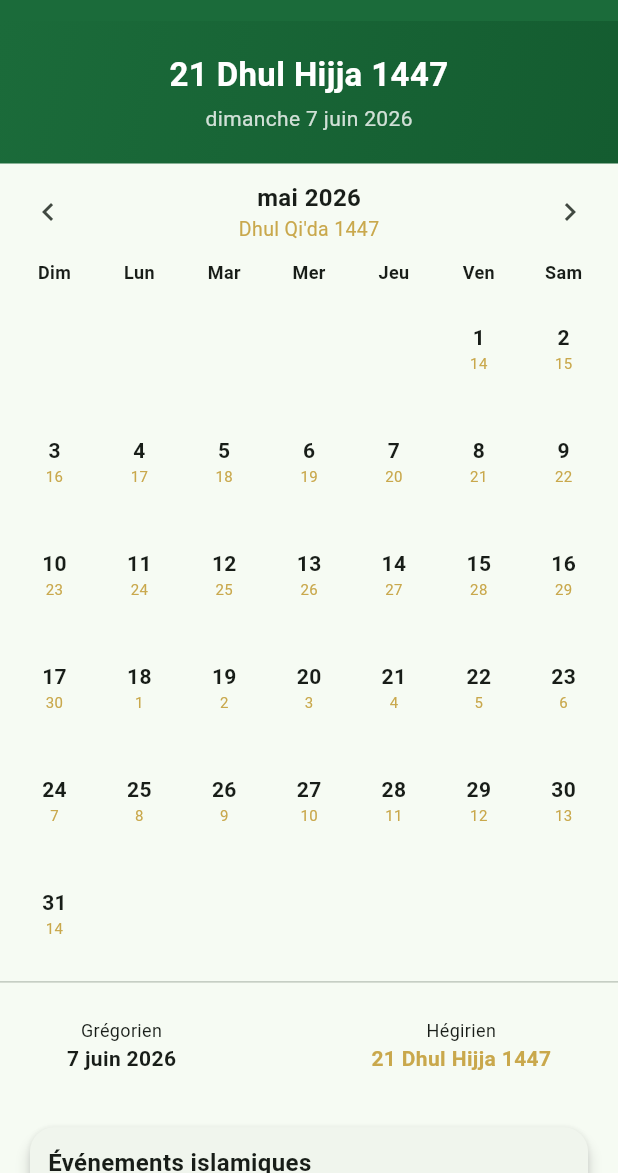
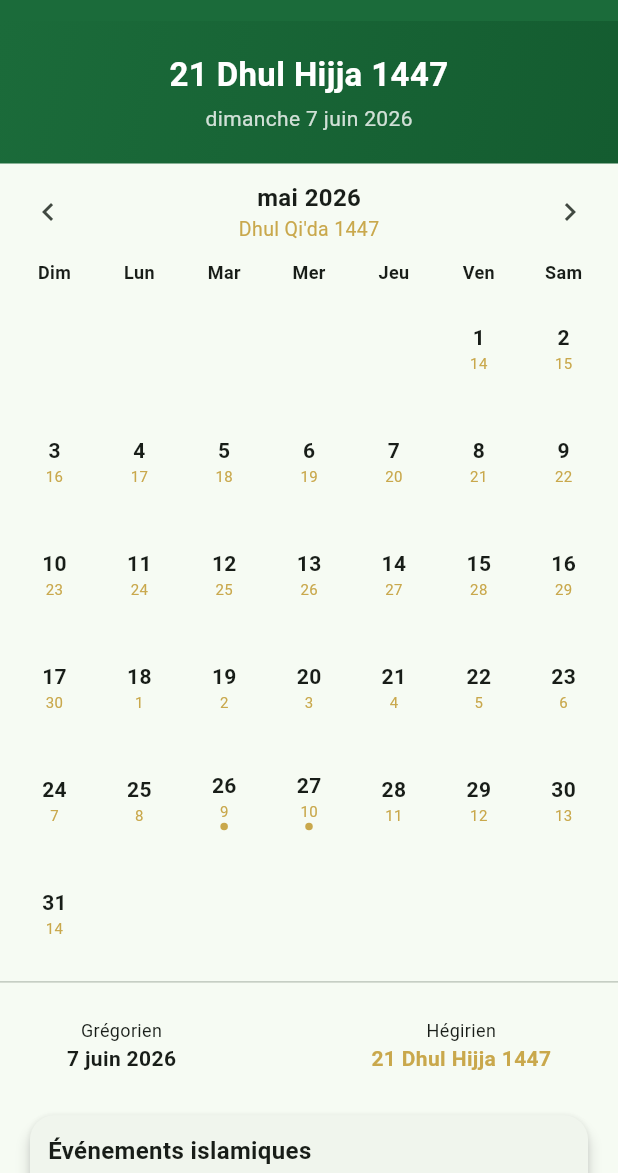
Before and after one commit to Curry-976/salah, a Flutter app: the CalendarScreen screen opened directly, after a tap on the "chevron left" icon, on a phone screen of 412 x 824 dp, the part 63-1236 px from its top. Run offline on Flutter 3.47's test engine with Material 3 defaults, Android fonts, the phone set to English and light mode, and no system bars; our stand-ins replace adhan, flutter_compass, flutter_local_notifications, flutter_map, geocoding, geolocator and 3 more; missing offline and left inert: flutter_qiblah; accounts and stored records are empty; network calls fail.

Commit message:
fix: calendrier scrollable + dates evenements calcules, reglages sans doublon + coords GPS reelles

```diff
--- a/lib/screens/calendar_screen.dart
+++ b/lib/screens/calendar_screen.dart
@@ -21,8 +21,7 @@ class _CalendarScreenState extends State<CalendarScreen> {
     _selectedDay = DateTime.now();
   }
 
-  HijriDate _toHijri(DateTime date) =>
-      HijriDate.fromGregorian(date);
+  HijriDate _toHijri(DateTime date) => HijriDate.fromGregorian(date);
 
   @override
   Widget build(BuildContext context) {
@@ -30,10 +29,9 @@ class _CalendarScreenState extends State<CalendarScreen> {
     final hijriSelected = _toHijri(_selectedDay);
 
     return Scaffold(
-      appBar: AppBar(
-        title: const Text('Calendrier Hégirien'),
-      ),
-      body: Column(
+      appBar: AppBar(title: const Text('Calendrier Hégirien')),
+      body: SingleChildScrollView(
+        child: Column(
           children: [
             _HijriHeader(hijri: hijriToday),
             _MonthNavigator(
@@ -51,9 +49,11 @@ class _CalendarScreenState extends State<CalendarScreen> {
             ),
             const Divider(),
             _SelectedDayInfo(gregorian: _selectedDay, hijri: hijriSelected),
-          const SizedBox(height: 16),
+            const SizedBox(height: 8),
             const _IslamicEventsCard(),
+            const SizedBox(height: 24),
           ],
+        ),
       ),
     );
   }
@@ -127,9 +127,7 @@ class _MonthNavigator extends StatelessWidget {
               ),
               Text(
                 hijri.formatMonthYear(),
-                style: TextStyle(
-                    color: AppColors.gold,
-                    fontSize: 13),
+                style: const TextStyle(color: AppColors.gold, fontSize: 13),
               ),
             ],
           ),
@@ -156,9 +154,8 @@ class _CalendarGrid extends StatelessWidget {
   @override
   Widget build(BuildContext context) {
     final firstDay = DateTime(focusedDay.year, focusedDay.month, 1);
-    final daysInMonth =
-        DateTime(focusedDay.year, focusedDay.month + 1, 0).day;
-    final startWeekday = (firstDay.weekday % 7); // Sunday = 0
+    final daysInMonth = DateTime(focusedDay.year, focusedDay.month + 1, 0).day;
+    final startWeekday = firstDay.weekday % 7; // Sunday = 0
 
     final weekdays = ['Dim', 'Lun', 'Mar', 'Mer', 'Jeu', 'Ven', 'Sam'];
 
@@ -197,6 +194,9 @@ class _CalendarGrid extends StatelessWidget {
               final isToday = day.day == DateTime.now().day &&
                   day.month == DateTime.now().month &&
                   day.year == DateTime.now().year;
+              final hasEvent = _islamicEventDays.any(
+                (e) => e.$1 == hijri.month && e.$2 == hijri.day,
+              );
 
               return GestureDetector(
                 onTap: () => onDaySelected(day),
@@ -232,6 +232,16 @@ class _CalendarGrid extends StatelessWidget {
                               : AppColors.gold,
                         ),
                       ),
+                      if (hasEvent)
+                        Container(
+                          width: 5,
+                          height: 5,
+                          margin: const EdgeInsets.only(top: 1),
+                          decoration: BoxDecoration(
+                            color: isSelected ? Colors.white : AppColors.gold,
+                            shape: BoxShape.circle,
+                          ),
+                        ),
                     ],
                   ),
                 ),
@@ -242,6 +252,13 @@ class _CalendarGrid extends StatelessWidget {
       ),
     );
   }
+
+  // (month, day) pairs for Islamic event markers
+  static const _islamicEventDays = [
+    (1, 1), (1, 10), (3, 12), (7, 27),
+    (8, 15), (9, 1), (9, 27), (10, 1),
+    (12, 9), (12, 10),
+  ];
 }
 
 class _SelectedDayInfo extends StatelessWidget {
@@ -286,21 +303,39 @@ class _SelectedDayInfo extends StatelessWidget {
 class _IslamicEventsCard extends StatelessWidget {
   const _IslamicEventsCard();
 
-  static const _events = [
-    ('1 Muharram', 'Nouvel an hégirien'),
-    ('10 Muharram', 'Achoura'),
-    ('12 Rabi al-Awwal', 'Mawlid an-Nabawi'),
-    ('27 Rajab', 'Laylat al-Miraj'),
-    ('15 Shaaban', 'Laylat al-Baraat'),
-    ('1 Ramadan', 'Début du Ramadan'),
-    ('27 Ramadan', 'Laylat al-Qadr (estimée)'),
-    ('1 Chawwal', 'Aïd el-Fitr'),
-    ('9 Dhul Hijja', 'Jour d\'Arafat'),
-    ('10 Dhul Hijja', 'Aïd el-Adha'),
+  // (hijriMonth, hijriDay, name)
+  static const _defs = [
+    (1,  1,  'Nouvel an hégirien'),
+    (1,  10, 'Achoura'),
+    (3,  12, 'Mawlid an-Nabawi'),
+    (7,  27, 'Laylat al-Miraj'),
+    (8,  15, "Laylat al-Baraat"),
+    (9,  1,  'Début du Ramadan'),
+    (9,  27, 'Laylat al-Qadr (estimée)'),
+    (10, 1,  'Aïd el-Fitr'),
+    (12, 9,  "Jour d'Arafat"),
+    (12, 10, 'Aïd el-Adha'),
   ];
 
   @override
   Widget build(BuildContext context) {
+    final now = DateTime.now();
+    final hijriYear = HijriDate.fromGregorian(now).year;
+    final fmt = DateFormat('d MMM yyyy', 'fr_FR');
+
+    // Compute Gregorian date for each event; if already past, use next hijri year
+    final events = _defs.map((def) {
+      final (hm, hd, name) = def;
+      var greg = HijriDate(hijriYear, hm, hd).toGregorian();
+      var hy = hijriYear;
+      if (greg.isBefore(DateTime(now.year, now.month, now.day))) {
+        hy = hijriYear + 1;
+        greg = HijriDate(hy, hm, hd).toGregorian();
+      }
+      return (name: name, hijri: HijriDate(hy, hm, hd), greg: greg);
+    }).toList()
+      ..sort((a, b) => a.greg.compareTo(b.greg));
+
     return Padding(
       padding: const EdgeInsets.symmetric(horizontal: 16),
       child: Card(
@@ -315,13 +350,19 @@ class _IslamicEventsCard extends StatelessWidget {
               ),
             ),
             const Divider(height: 1),
-            for (final (date, name) in _events)
+            for (final e in events)
               ListTile(
                 dense: true,
                 leading: const Icon(Icons.star, color: AppColors.gold, size: 18),
-                title: Text(name),
-                trailing: Text(date,
-                    style: const TextStyle(color: AppColors.gold, fontSize: 12)),
+                title: Text(e.name),
+                subtitle: Text(
+                  e.hijri.format(),
+                  style: const TextStyle(fontSize: 11, color: AppColors.gold),
+                ),
+                trailing: Text(
+                  fmt.format(e.greg),
+                  style: TextStyle(color: Colors.grey[600], fontSize: 12),
+                ),
               ),
           ],
         ),
--- a/lib/screens/settings_screen.dart
+++ b/lib/screens/settings_screen.dart
@@ -2,6 +2,7 @@ import 'package:flutter/material.dart';
 import 'package:provider/provider.dart';
 import 'package:adhan/adhan.dart';
 import '../services/prayer_service.dart';
+import '../services/location_service.dart';
 import '../models/prayer_model.dart';
 import '../utils/theme.dart';
 
@@ -18,7 +19,7 @@ class SettingsScreen extends StatelessWidget {
       body: ListView(
         padding: const EdgeInsets.all(16),
         children: [
-          _MayotteInfoCard(),
+          const _LocationInfoCard(),
           const SizedBox(height: 16),
           _SectionHeader('Calcul des horaires'),
           Card(
@@ -34,7 +35,9 @@ class SettingsScreen extends StatelessWidget {
                 ListTile(
                   title: const Text('École juridique (Asr)'),
                   subtitle: Text(
-                      settings.madhab == Madhab.hanafi ? 'Hanafi' : "Shafi'i / Maliki / Hanbali"),
+                      settings.madhab == Madhab.hanafi
+                          ? 'Hanafi'
+                          : "Shafi'i / Maliki / Hanbali"),
                   trailing: Switch(
                     value: settings.madhab == Madhab.hanafi,
                     activeColor: AppColors.green,
@@ -57,31 +60,9 @@ class SettingsScreen extends StatelessWidget {
               value: settings.notificationsEnabled,
               activeColor: AppColors.green,
               onChanged: (val) {
-                prayers.updateSettings(settings.copyWith(notificationsEnabled: val));
+                prayers.updateSettings(
+                    settings.copyWith(notificationsEnabled: val));
               },
-            ),
-          ),
-          const SizedBox(height: 16),
-          _SectionHeader('Méthodes disponibles'),
-          Card(
-            child: Column(
-              children: CalculationMethod.values
-                  .where((m) => m != CalculationMethod.other)
-                  .map((m) => ListTile(
-                        dense: true,
-                        title: Text(_methodName(m)),
-                        leading: Radio<CalculationMethod>(
-                          value: m,
-                          groupValue: settings.method,
-                          activeColor: AppColors.green,
-                          onChanged: (val) {
-                            if (val != null) {
-                              prayers.updateSettings(settings.copyWith(method: val));
-                            }
-                          },
-                        ),
-                      ))
-                  .toList(),
             ),
           ),
         ],
@@ -89,35 +70,22 @@ class SettingsScreen extends StatelessWidget {
     );
   }
 
-  String _methodName(CalculationMethod method) {
-    switch (method) {
-      case CalculationMethod.muslim_world_league:
-        return 'Ligue Mondiale Musulmane';
-      case CalculationMethod.egyptian:
-        return 'Autorité Générale Égyptienne';
-      case CalculationMethod.karachi:
-        return 'Université des Sciences Islamiques, Karachi';
-      case CalculationMethod.umm_al_qura:
-        return 'Umm Al-Qura, Mecque';
-      case CalculationMethod.dubai:
-        return 'Dubai';
-      case CalculationMethod.moon_sighting_committee:
-        return 'Comité de vision de la lune';
-      case CalculationMethod.north_america:
-        return 'Amérique du Nord (ISNA)';
-      case CalculationMethod.kuwait:
-        return 'Koweït';
-      case CalculationMethod.qatar:
-        return 'Qatar';
-      case CalculationMethod.singapore:
-        return 'Singapour';
-      case CalculationMethod.turkey:
-        return 'Turquie';
-      case CalculationMethod.tehran:
-        return 'Téhéran';
-      default:
-        return method.name;
-    }
+  static String _methodName(CalculationMethod method) {
+    const names = {
+      CalculationMethod.muslim_world_league: 'Ligue Mondiale Musulmane',
+      CalculationMethod.egyptian: 'Autorité Générale Égyptienne',
+      CalculationMethod.karachi: 'Université des Sciences Islamiques, Karachi',
+      CalculationMethod.umm_al_qura: 'Umm Al-Qura, Mecque',
+      CalculationMethod.dubai: 'Dubaï',
+      CalculationMethod.moon_sighting_committee: 'Comité de vision de la lune',
+      CalculationMethod.north_america: 'Amérique du Nord (ISNA)',
+      CalculationMethod.kuwait: 'Koweït',
+      CalculationMethod.qatar: 'Qatar',
+      CalculationMethod.singapore: 'Singapour',
+      CalculationMethod.turkey: 'Turquie',
+      CalculationMethod.tehran: 'Téhéran',
+    };
+    return names[method] ?? method.name;
   }
 
   void _showMethodPicker(BuildContext context, PrayerService prayers) {
@@ -128,9 +96,23 @@ class SettingsScreen extends StatelessWidget {
   }
 }
 
-class _MayotteInfoCard extends StatelessWidget {
+class _LocationInfoCard extends StatelessWidget {
+  const _LocationInfoCard();
+
   @override
   Widget build(BuildContext context) {
+    final location = context.watch<LocationService>();
+    final isGps = !location.isUsingFallback && location.hasLocation;
+
+    final title = isGps
+        ? (location.cityName.isNotEmpty ? location.cityName : 'Position GPS')
+        : 'Mayotte — Mamoudzou';
+
+    final subtitle = location.hasLocation
+        ? 'Lat. ${location.latitude!.toStringAsFixed(4)}° · '
+          'Long. ${location.longitude!.toStringAsFixed(4)}° · UTC+3'
+        : 'Lat. -12.7806° · Long. 45.2278° · UTC+3';
+
     return Card(
       color: AppColors.green.withOpacity(0.1),
       child: Padding(
@@ -143,15 +125,26 @@ class _MayotteInfoCard extends StatelessWidget {
               child: Column(
                 crossAxisAlignment: CrossAxisAlignment.start,
                 children: [
-                  const Text(
-                    'Mayotte — Mamoudzou',
-                    style: TextStyle(
-                      fontWeight: FontWeight.bold,
-                      color: AppColors.green,
-                    ),
+                  Row(
+                    children: [
+                      Expanded(
+                        child: Text(
+                          title,
+                          style: const TextStyle(
+                            fontWeight: FontWeight.bold,
+                            color: AppColors.green,
+                          ),
+                        ),
+                      ),
+                      Icon(
+                        isGps ? Icons.gps_fixed : Icons.location_off_outlined,
+                        size: 14,
+                        color: isGps ? AppColors.green : Colors.grey,
+                      ),
+                    ],
                   ),
                   Text(
-                    'Lat. -12.7806° · Long. 45.2278° · UTC+3',
+                    subtitle,
                     style: TextStyle(fontSize: 12, color: Colors.grey[600]),
                   ),
                 ],
@@ -185,7 +178,7 @@ class _MethodPickerSheet extends StatelessWidget {
               children: CalculationMethod.values
                   .where((m) => m != CalculationMethod.other)
                   .map((m) => ListTile(
-                        title: Text(_name(m)),
+                        title: Text(SettingsScreen._methodName(m)),
                         trailing: prayers.settings.method == m
                             ? const Icon(Icons.check, color: AppColors.green)
                             : null,
@@ -201,23 +194,6 @@ class _MethodPickerSheet extends StatelessWidget {
         ],
       ),
     );
-  }
-
-  String _name(CalculationMethod m) {
-    const names = {
-      CalculationMethod.muslim_world_league: 'Ligue Mondiale Musulmane',
-      CalculationMethod.egyptian: 'Égypte',
-      CalculationMethod.karachi: 'Karachi',
-      CalculationMethod.umm_al_qura: 'Umm Al-Qura',
-      CalculationMethod.dubai: 'Dubai',
-      CalculationMethod.north_america: 'Amérique du Nord',
-      CalculationMethod.kuwait: 'Koweït',
-      CalculationMethod.qatar: 'Qatar',
-      CalculationMethod.singapore: 'Singapour',
-      CalculationMethod.turkey: 'Turquie',
-      CalculationMethod.tehran: 'Téhéran',
-    };
-    return names[m] ?? m.name;
   }
 }
 
--- a/lib/utils/hijri_converter.dart
+++ b/lib/utils/hijri_converter.dart
@@ -19,6 +19,26 @@ class HijriDate {
 
   String format() => '$day $monthName $year';
   String formatMonthYear() => '$monthName $year';
+
+  DateTime toGregorian() {
+    final daysFromEpoch = _yearStart(year) + _monthOffset(month) + day - 1;
+    final jdn = daysFromEpoch + _epoch;
+    return _fromJDN(jdn);
+  }
+
+  static DateTime _fromJDN(int jdn) {
+    final l = jdn + 68569;
+    final n = (4 * l) ~/ 146097;
+    final l2 = l - (146097 * n + 3) ~/ 4;
+    final i = (4000 * (l2 + 1)) ~/ 1461001;
+    final l3 = l2 - (1461 * i) ~/ 4 + 31;
+    final j = (80 * l3) ~/ 2447;
+    final d = l3 - (2447 * j) ~/ 80;
+    final l4 = j ~/ 11;
+    final m = j + 2 - 12 * l4;
+    final y = 100 * (n - 49) + i + l4;
+    return DateTime(y, m, d);
+  }
 
   static HijriDate fromGregorian(DateTime date) {
     final jdn = _toJDN(date.year, date.month, date.day);
```
Lines whose indentation alone changed are shown as unchanged.
